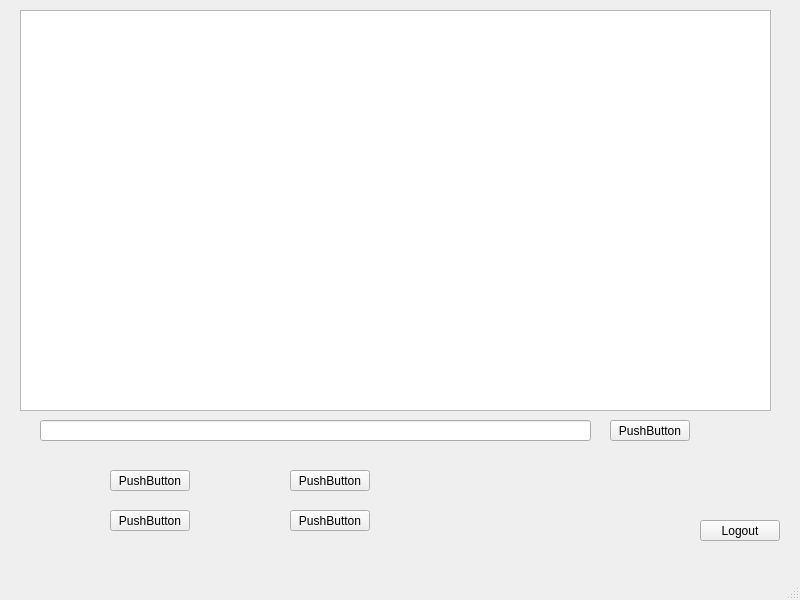
The window that dashboard.ui (vain3219/463_project) describes before a commit, drawn with Qt 5.
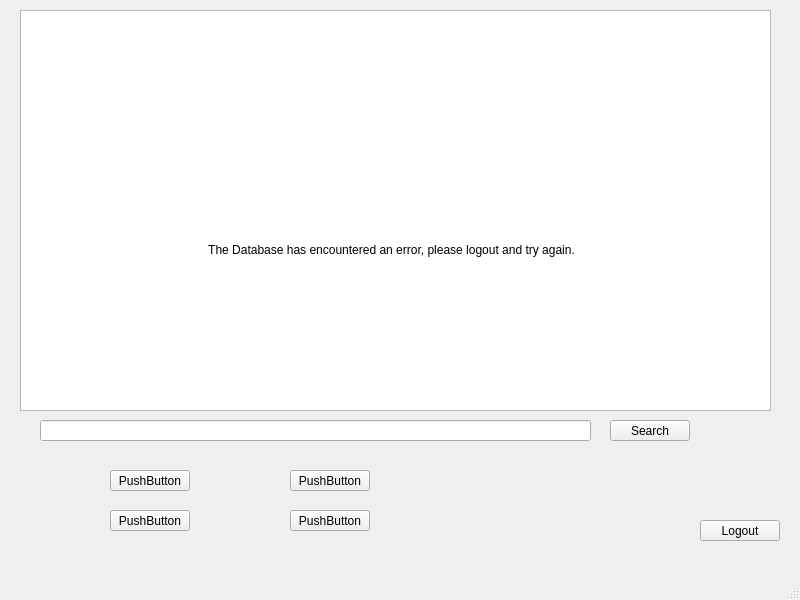
The same window after the commit.

Diff of the .ui file:
```diff
--- a/dashboard.ui
+++ b/dashboard.ui
@@ -47,7 +47,7 @@
        </rect>
       </property>
       <property name="text">
-       <string>PushButton</string>
+       <string>Search</string>
       </property>
      </widget>
      <widget class="QPushButton" name="LogoutButton">
@@ -122,6 +122,25 @@
        </rect>
       </property>
      </widget>
+     <widget class="QLabel" name="DatabaseLoadError">
+      <property name="geometry">
+       <rect>
+        <x>206</x>
+        <y>260</y>
+        <width>371</width>
+        <height>20</height>
+       </rect>
+      </property>
+      <property name="layoutDirection">
+       <enum>Qt::LeftToRight</enum>
+      </property>
+      <property name="text">
+       <string>The Database has encountered an error, please logout and try again.</string>
+      </property>
+      <property name="alignment">
+       <set>Qt::AlignCenter</set>
+      </property>
+     </widget>
     </widget>
     <widget class="QWidget" name="page_2"/>
    </widget>
```
Left out of the diff: 2 changed lines with no effect on the pictures.
